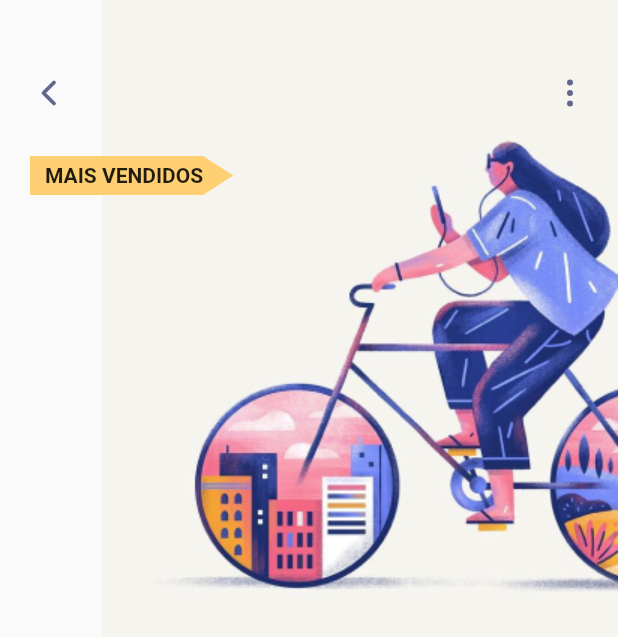
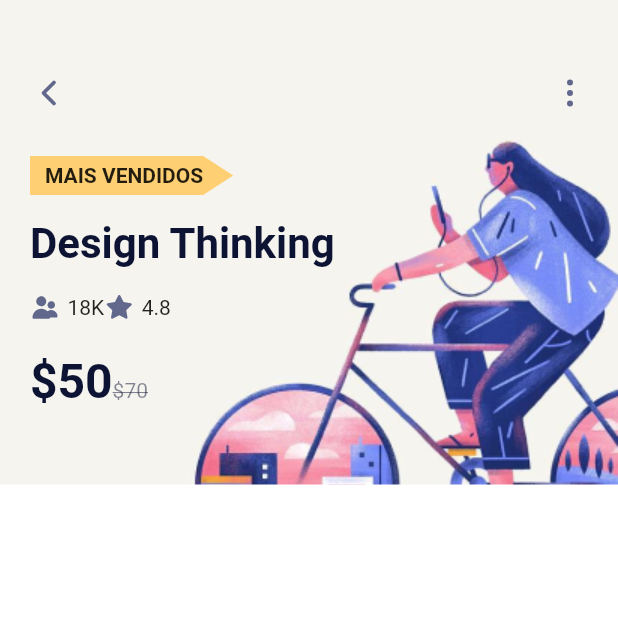
Before and after one commit to matheus2-andrade/Course_App_Flutter, a Flutter app: the screen it shows after launch, on a phone screen of 412 x 824 dp. Shown: the top 637 px of the screen. Run offline on Flutter 3.47's test engine with Material 2 defaults, Android fonts, the phone set to English and light mode, and no system bars; our stand-ins replace flutter_svg.

Commit message:
finish first row off detail screen

```diff
--- a/lib/details_screen.dart
+++ b/lib/details_screen.dart
@@ -9,12 +9,15 @@ class DetailsScreen extends StatelessWidget {
         body: Container(
       width: double.infinity,
       decoration: BoxDecoration(
+        color: Color(0xFFF5F4EF),
         image: DecorationImage(
           image: AssetImage("assets/images/ux_big.png"),
           alignment: Alignment.topRight,
         ),
       ),
-      child: Padding(
+      child: Column(
+        children: [
+          Padding(
             padding: EdgeInsets.only(left: 20, top: 50, right: 20),
             child: Column(
               crossAxisAlignment: CrossAxisAlignment.start,
@@ -41,8 +44,58 @@ class DetailsScreen extends StatelessWidget {
                     ),
                   ),
                 ),
+                SizedBox(
+                  height: 16,
+                ),
+                Text(
+                  "Design Thinking",
+                  style: kHeadingextStyle,
+                ),
+                SizedBox(
+                  height: 16,
+                ),
+                Row(
+                  children: [
+                    SvgPicture.asset("assets/icons/person.svg"),
+                    SizedBox(
+                      width: 5,
+                    ),
+                    Text("18K"),
+                    SvgPicture.asset("assets/icons/star.svg"),
+                    SizedBox(
+                      width: 5,
+                    ),
+                    Text("4.8")
                   ],
                 ),
+                SizedBox(
+                  height: 20,
+                ),
+                RichText(
+                  text: TextSpan(children: [
+                    TextSpan(
+                      text: "\$50",
+                      style: kHeadingextStyle.copyWith(fontSize: 32),
+                    ),
+                    TextSpan(
+                      text: "\$70",
+                      style: TextStyle(
+                          color: kTextColor.withOpacity(.5),
+                          decoration: TextDecoration.lineThrough),
+                    ),
+                  ]),
+                ),
+              ],
+            ),
+          ),
+          SizedBox(
+            height: 50,
+          ),
+          Expanded(
+              child: Container(
+            color: Colors.white,
+          ))
+        ],
       ),
     ));
   }
```
Lines whose indentation alone changed are shown as unchanged.
